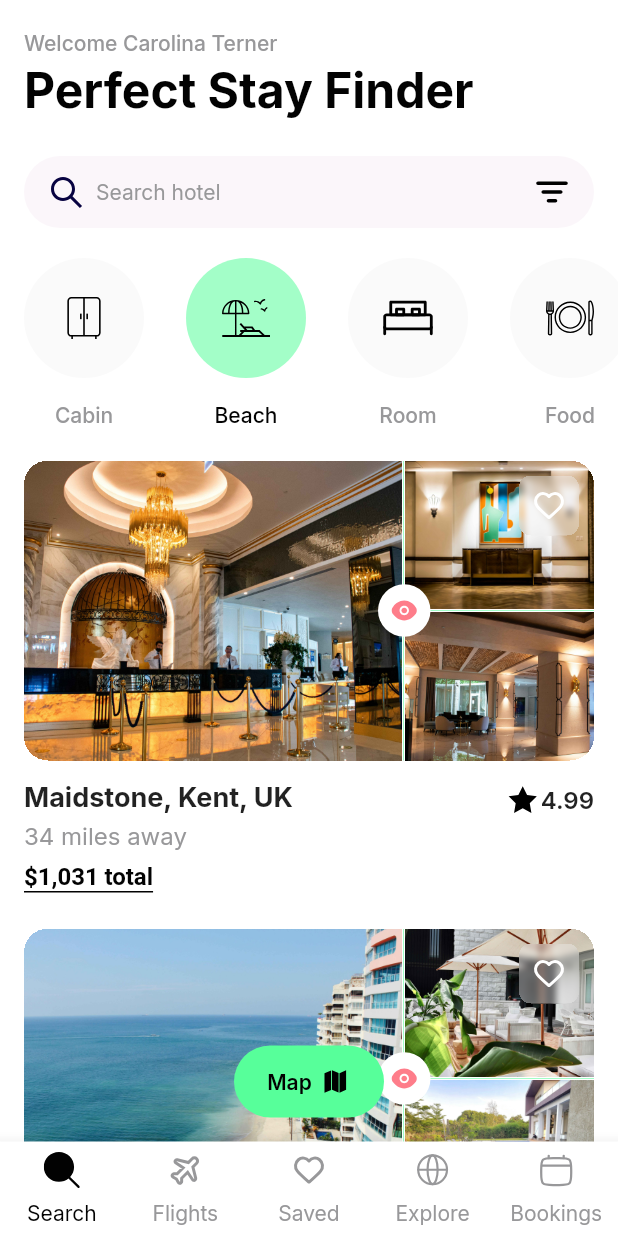
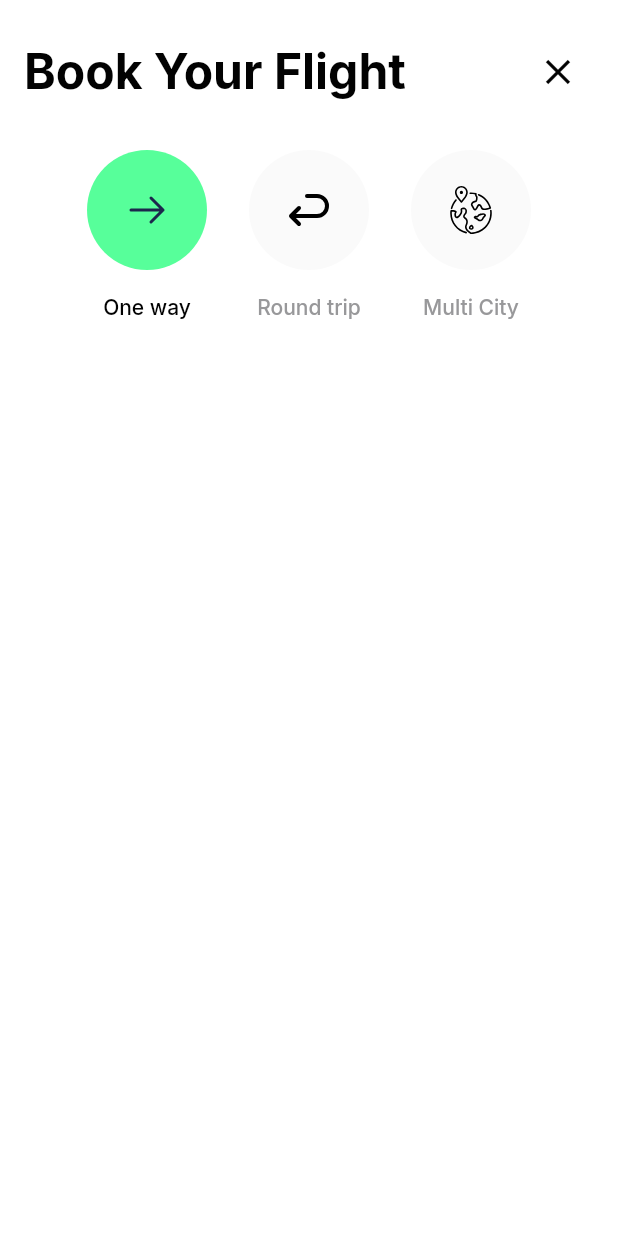
Before and after one commit to dayojiboye/travel_app, a Flutter app: the screen it shows after launch, after a tap on an icon or button, on a phone screen of 412 x 824 dp. Run offline on Flutter 3.47's test engine with Material 3 defaults, Android fonts, the phone set to English and light mode, and no system bars; our stand-ins replace flutter_svg, google_fonts.

Commit message:
feat: started book flight screen

```diff
--- /dev/null
+++ b/lib/constants/trip_options.dart
@@ -0,0 +1,7 @@
+import 'package:travel_app/models/trip_options.dart';
+
+final tripOptions = [
+  const TripOptions(name: "One way", icon: "assets/icons/arrow-right.svg"),
+  const TripOptions(name: "Round trip", icon: "assets/icons/arrow-undo.svg"),
+  const TripOptions(name: "Multi City", icon: "assets/icons/multi-city.svg"),
+];
--- /dev/null
+++ b/lib/models/trip_options.dart
@@ -0,0 +1,9 @@
+class TripOptions {
+  const TripOptions({
+    required this.name,
+    required this.icon,
+  });
+
+  final String name;
+  final String icon;
+}
--- /dev/null
+++ b/lib/views/book_flight.dart
@@ -0,0 +1,91 @@
+import "package:flutter/material.dart";
+import "package:flutter_svg/flutter_svg.dart";
+import "package:travel_app/constants/trip_options.dart";
+import "package:travel_app/utils/margin.dart";
+import "package:travel_app/utils/theme.dart";
+import "package:travel_app/widgets/category.dart";
+import "package:travel_app/widgets/heading_text.dart";
+
+class BookFlightScreen extends StatefulWidget {
+  const BookFlightScreen({super.key});
+
+  @override
+  State<BookFlightScreen> createState() => _BookFlightScreenState();
+}
+
+class _BookFlightScreenState extends State<BookFlightScreen> {
+  String currentTripOption = "One way";
+
+  _onSelectTripOption(String option) {
+    setState(() {
+      currentTripOption = option;
+    });
+  }
+
+  @override
+  Widget build(BuildContext context) {
+    return Scaffold(
+      backgroundColor: kWhite,
+      body: Padding(
+        padding: const EdgeInsets.symmetric(
+          horizontal: 16,
+          vertical: 20,
+        ),
+        child: Scaffold(
+          backgroundColor: kWhite,
+          appBar: AppBar(
+            backgroundColor: kWhite,
+            titleSpacing: 0,
+            automaticallyImplyLeading: false,
+            leading: null,
+            title: const HeadingText(text: "Book Your Flight"),
+            centerTitle: false,
+            elevation: 0,
+            actions: [
+              IconButton(
+                onPressed: () {
+                  Navigator.of(context).pop();
+                },
+                icon: const Icon(
+                  Icons.close,
+                  color: kPrimary,
+                  size: 28,
+                ),
+              )
+            ],
+          ),
+          body: SingleChildScrollView(
+            padding: const EdgeInsets.only(top: 24),
+            child: Column(
+              crossAxisAlignment: CrossAxisAlignment.start,
+              children: [
+                Center(
+                  child: SizedBox(
+                    height: 115,
+                    child: ListView.separated(
+                      scrollDirection: Axis.horizontal,
+                      itemBuilder: (context, index) {
+                        return Category(
+                          label: tripOptions[index].name,
+                          activeBgColor: kDeepGreen,
+                          icon: tripOptions[index].icon,
+                          currentCategory: currentTripOption,
+                          onTap: _onSelectTripOption,
+                        );
+                      },
+                      separatorBuilder: (context, index) {
+                        return const XMargin(28);
+                      },
+                      itemCount: tripOptions.length,
+                      shrinkWrap: true,
+                    ),
+                  ),
+                ),
+              ],
+            ),
+          ),
+        ),
+      ),
+    );
+  }
+}
--- a/lib/views/search.dart
+++ b/lib/views/search.dart
@@ -5,6 +5,7 @@ import 'package:travel_app/utils/margin.dart';
 import 'package:travel_app/utils/theme.dart';
 import 'package:travel_app/widgets/category.dart';
 import 'package:travel_app/widgets/custom_button.dart';
+import 'package:travel_app/widgets/heading_text.dart';
 import 'package:travel_app/widgets/hotel_card.dart';
 import 'package:travel_app/widgets/search_input.dart';
 
@@ -62,14 +63,7 @@ class _SearchScreenState extends State<SearchScreen> {
                       ),
                     ),
                     const YMargin(4),
-                    const Text(
-                      "Perfect Stay Finder",
-                      style: TextStyle(
-                        fontWeight: FontWeight.w700,
-                        color: kPrimary,
-                        fontSize: 32,
-                      ),
-                    ),
+                    const HeadingText(text: "Perfect Stay Finder"),
                     const YMargin(24),
                     SearchInput(
                       searchController: searchController,
--- a/lib/widgets/category.dart
+++ b/lib/widgets/category.dart
@@ -11,6 +11,7 @@ class Category extends StatelessWidget {
     required this.currentCategory,
     required this.onTap,
     this.iconSize,
+    this.activeBgColor = kGreen,
   });
 
   final String label;
@@ -18,6 +19,7 @@ class Category extends StatelessWidget {
   final String currentCategory;
   final Function(String label) onTap;
   final double? iconSize;
+  final Color? activeBgColor;
 
   get isActive {
     return currentCategory == label;
@@ -34,7 +36,7 @@ class Category extends StatelessWidget {
             height: 80,
             decoration: BoxDecoration(
               shape: BoxShape.circle,
-              color: isActive ? kGreen : kIconBg,
+              color: isActive ? activeBgColor : kIconBg,
             ),
             child: Center(
               child: SvgPicture.asset(
--- /dev/null
+++ b/lib/widgets/heading_text.dart
@@ -0,0 +1,23 @@
+import 'package:flutter/material.dart';
+import 'package:travel_app/utils/theme.dart';
+
+class HeadingText extends StatelessWidget {
+  const HeadingText({
+    super.key,
+    required this.text,
+  });
+
+  final String text;
+
+  @override
+  Widget build(BuildContext context) {
+    return Text(
+      text,
+      style: const TextStyle(
+        fontWeight: FontWeight.w700,
+        color: kPrimary,
+        fontSize: 32,
+      ),
+    );
+  }
+}
--- a/lib/widgets/hotel_card.dart
+++ b/lib/widgets/hotel_card.dart
@@ -4,6 +4,7 @@ import 'package:flutter/material.dart';
 import 'package:flutter_svg/flutter_svg.dart';
 import 'package:travel_app/utils/margin.dart';
 import 'package:travel_app/utils/theme.dart';
+import 'package:travel_app/views/book_flight.dart';
 
 class HotelCard extends StatelessWidget {
   const HotelCard({
@@ -18,7 +19,16 @@ class HotelCard extends StatelessWidget {
   @override
   Widget build(BuildContext context) {
     return InkWell(
-      onTap: () {},
+      onTap: () {
+        Navigator.of(context).push(
+          MaterialPageRoute(
+            builder: (context) {
+              return const BookFlightScreen();
+            },
+            fullscreenDialog: true,
+          ),
+        );
+      },
       child: Column(
         children: [
           Stack(
@@ -42,7 +52,7 @@ class HotelCard extends StatelessWidget {
                       ),
                     ),
                     const VerticalDivider(
-                      color: kGreen,
+                      color: kWhite,
                       width: 2,
                     ),
                     Expanded(
@@ -62,7 +72,7 @@ class HotelCard extends StatelessWidget {
                                 ),
                               ),
                               const Divider(
-                                color: kGreen,
+                                color: kWhite,
                                 height: 2,
                               ),
                               Expanded(
```
Also changed, not shown: assets/icons/arrow-right.svg (added), assets/icons/arrow-undo.svg (added), assets/icons/multi-city.svg (added), 1 other file.
